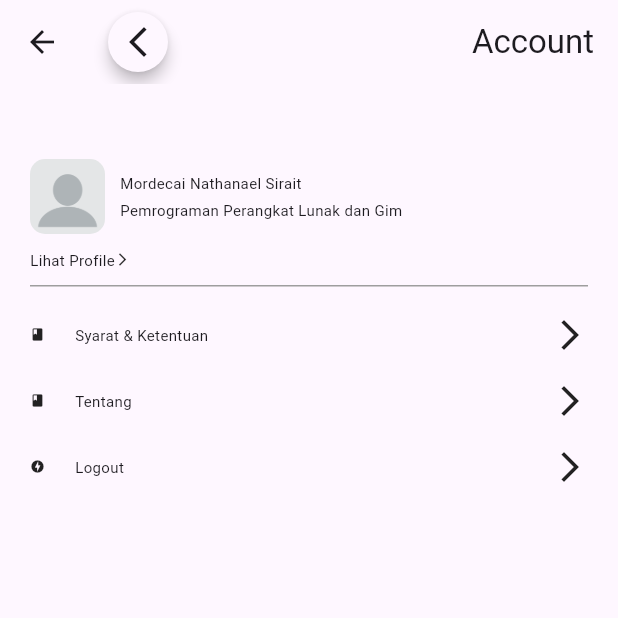
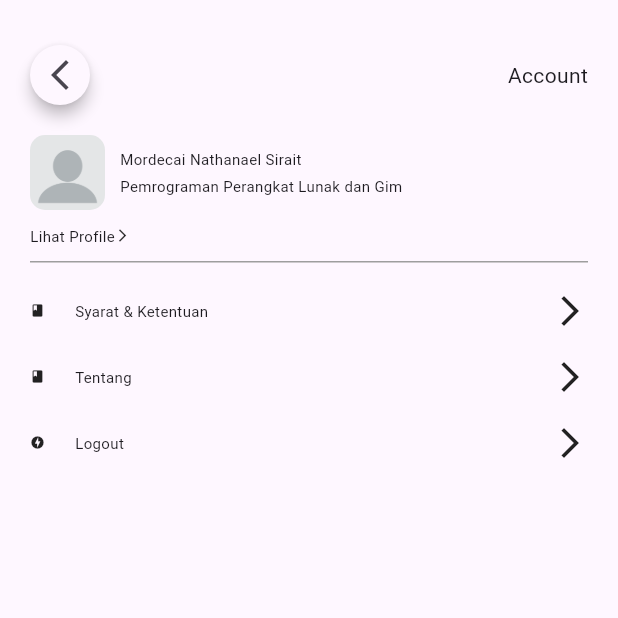
Before and after one commit to Morns123/starbhak-mart-mobile, a Flutter app: the Acc screen opened directly, on a phone screen of 412 x 824 dp, the top half of it. Run offline on Flutter 3.47's test engine with Material 3 defaults, Android fonts, the phone set to English and light mode, and no system bars; our stand-ins replace another_flutter_splash_screen, curved_navigation_bar.

Commit message:
fix: fix account topbar nav

```diff
--- a/lib/account.dart
+++ b/lib/account.dart
@@ -42,8 +42,11 @@ class _AccState extends State<Acc> {
   @override
   Widget build(BuildContext context) {
     return Scaffold(
-      appBar: AppBar(
-        title: Row(
+      body: Container(
+        margin: EdgeInsets.fromLTRB(20, 30, 20, 20),
+        child: Column(
+          children: <Widget>[
+            Row(
               mainAxisAlignment: MainAxisAlignment.spaceBetween,
               children: [
                 Flexible(
@@ -58,11 +61,6 @@ class _AccState extends State<Acc> {
                 Text('Account'),
               ],
             ),
-      ),
-      body: Container(
-        margin: EdgeInsets.fromLTRB(20, 30, 20, 20),
-        child: Column(
-          children: <Widget>[
             Padding(padding: EdgeInsets.only(top: 20)),
             Row(
               children: [
```
Lines whose indentation alone changed are shown as unchanged.
